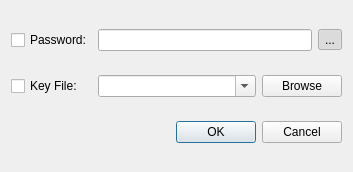
Old version of the form src/gui/DatabaseOpenWidget.ui in the repository danilovsergei/keepassx-gdrive.
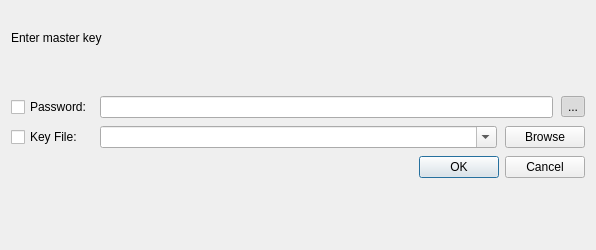
New version of the form.

Commit message: Make DatabaseOpenWidget a bit prettier.

What changed in the file:
```diff
--- a/src/gui/DatabaseOpenWidget.ui
+++ b/src/gui/DatabaseOpenWidget.ui
@@ -6,14 +6,62 @@
    <rect>
     <x>0</x>
     <y>0</y>
-    <width>353</width>
-    <height>172</height>
+    <width>596</width>
+    <height>250</height>
    </rect>
   </property>
-  <property name="windowTitle">
-   <string>Open database</string>
-  </property>
+  <layout class="QVBoxLayout" name="verticalLayout" stretch="1,0,0,1,0,0,3">
+   <property name="spacing">
+    <number>8</number>
+   </property>
+   <item>
+    <spacer name="verticalSpacer_2">
+     <property name="orientation">
+      <enum>Qt::Vertical</enum>
+     </property>
+     <property name="sizeHint" stdset="0">
+      <size>
+       <width>20</width>
+       <height>40</height>
+      </size>
+     </property>
+    </spacer>
+   </item>
+   <item>
+    <widget class="QLabel" name="labelHeadline">
+     <property name="text">
+      <string>Enter master key</string>
+     </property>
+    </widget>
+   </item>
+   <item>
+    <widget class="QLabel" name="labelFilename"/>
+   </item>
+   <item>
+    <spacer name="verticalSpacer_3">
+     <property name="orientation">
+      <enum>Qt::Vertical</enum>
+     </property>
+     <property name="sizeHint" stdset="0">
+      <size>
+       <width>20</width>
+       <height>40</height>
+      </size>
+     </property>
+    </spacer>
+   </item>
+   <item>
   <layout class="QGridLayout" name="gridLayout">
+     <property name="verticalSpacing">
+      <number>8</number>
+     </property>
+     <item row="1" column="0">
+      <widget class="QCheckBox" name="checkKeyFile">
+       <property name="text">
+        <string>Key File:</string>
+       </property>
+      </widget>
+     </item>
    <item row="0" column="0">
     <widget class="QCheckBox" name="checkPassword">
      <property name="text">
@@ -45,13 +93,6 @@
      </item>
     </layout>
    </item>
-   <item row="1" column="0">
-    <widget class="QCheckBox" name="checkKeyFile">
-     <property name="text">
-      <string>Key File:</string>
-     </property>
-    </widget>
-   </item>
    <item row="1" column="1">
     <layout class="QHBoxLayout" name="horizontalLayout_2">
      <item>
@@ -76,7 +117,9 @@
      </item>
     </layout>
    </item>
-   <item row="2" column="0" colspan="2">
+    </layout>
+   </item>
+   <item>
     <widget class="QDialogButtonBox" name="buttonBox">
      <property name="orientation">
       <enum>Qt::Horizontal</enum>
@@ -86,6 +129,19 @@
      </property>
     </widget>
    </item>
+   <item>
+    <spacer name="verticalSpacer">
+     <property name="orientation">
+      <enum>Qt::Vertical</enum>
+     </property>
+     <property name="sizeHint" stdset="0">
+      <size>
+       <width>20</width>
+       <height>40</height>
+      </size>
+     </property>
+    </spacer>
+   </item>
   </layout>
  </widget>
  <tabstops>
```
Lines whose indentation alone changed are shown as unchanged. The commit also changes 1 other file.
